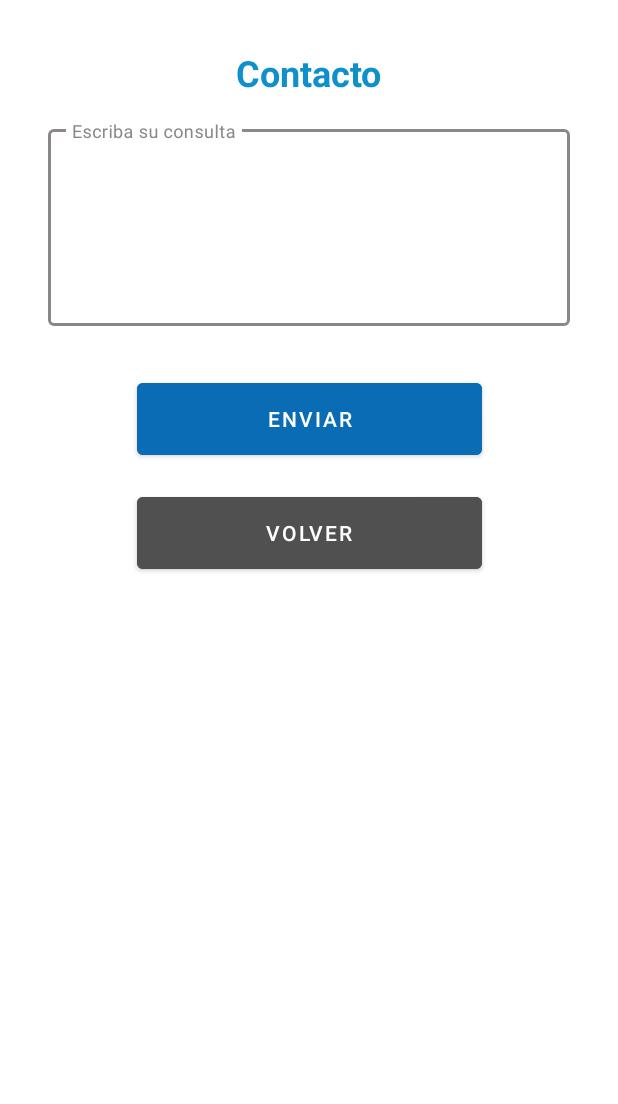
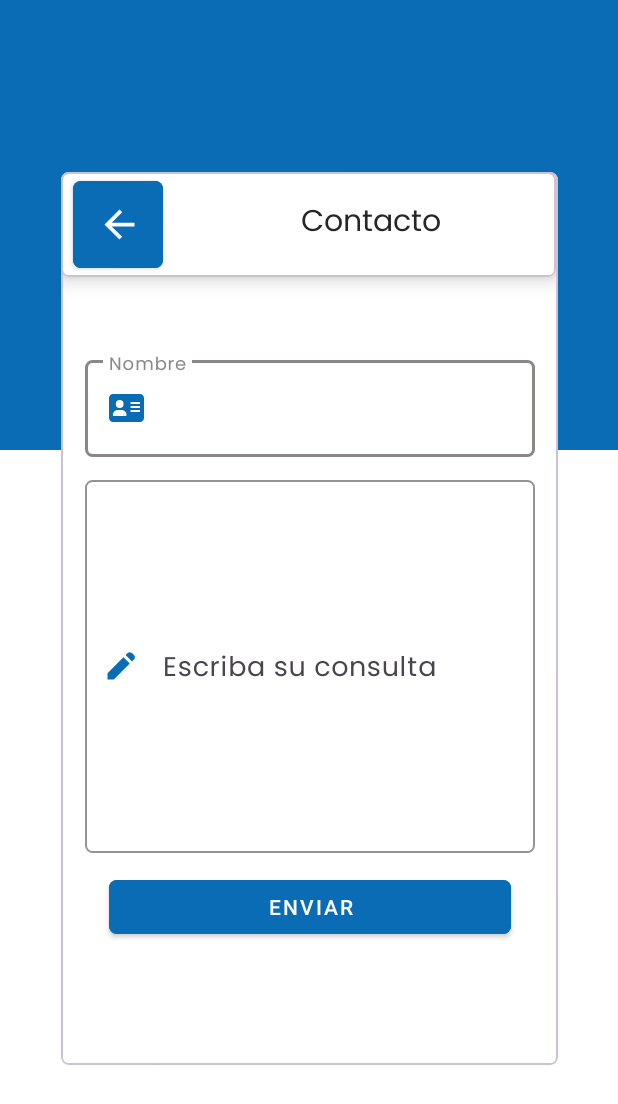
Before and after one commit to vlysi/integrador_ISP4, an Android app: the ContactActivity screen opened directly, with no data from a screen before it, on a phone screen of 412 x 824 dp. Shown: the top 1104 px of the screen. Run offline under Robolectric (Android 15) with nearby library versions, the phone set to English and light mode, and no system bars; libraries missing offline, so code that uses them is left out: cn.pedant.

Commit message:
Estilos contact activity

```diff
--- a/PassKeeper/app/src/main/java/com/rocketteam/passkeeper/ContactActivity.java
+++ b/PassKeeper/app/src/main/java/com/rocketteam/passkeeper/ContactActivity.java
@@ -29,7 +29,7 @@ public class ContactActivity extends AppCompatActivity {
         super.onCreate(savedInstanceState);
         setContentView(R.layout.activity_contact);
         textViewEmail = findViewById(R.id.textViewEmail);
-        textViewContact = findViewById(R.id.textViewContact);
+        textViewContact = findViewById(R.id.contactName);
         editTextQuery = findViewById(R.id.editTextQuery);
         btnSendQuery = findViewById(R.id.btnSendQuery);
         btnBack = findViewById(R.id.btnBack);
@@ -46,8 +46,9 @@ public class ContactActivity extends AppCompatActivity {
             @Override
             public void onClick(View v) {
                 String query = editTextQuery.getText().toString().trim();
+                String name = textViewContact.getText().toString().trim();
                 if (!query.isEmpty()) {
-                    NetworkUtils.sendQuery(userEmail, query, new NetworkUtils.NetworkCallback() {
+                    NetworkUtils.sendQuery(name, userEmail, query, new NetworkUtils.NetworkCallback() {
                         @Override
                         public void onSuccess(String result) {
                             ShowAlertsUtility.mostrarSweetAlert(ContactActivity.this, SweetAlertDialog.SUCCESS_TYPE, "Mensaje enviado", "Mensaje enviado correctamente", sweetAlertDialog -> {
--- a/PassKeeper/app/src/main/java/com/rocketteam/passkeeper/util/NetworkUtils.java
+++ b/PassKeeper/app/src/main/java/com/rocketteam/passkeeper/util/NetworkUtils.java
@@ -81,7 +81,7 @@ public class NetworkUtils {
             }
         });
     }
-    public static void sendQuery(String email, String message, NetworkCallback callback) {
+    public static void sendQuery(String name, String email, String message, NetworkCallback callback) {
         ExecutorService executorService = Executors.newSingleThreadExecutor();
         Handler handler = new Handler(Looper.getMainLooper());
 
@@ -89,7 +89,7 @@ public class NetworkUtils {
             OkHttpClient client = new OkHttpClient();
 
             RequestBody body = new FormBody.Builder()
-                    .add("name", "usuario")
+                    .add("name", name != null ? name : "usuario")
                     .add("last_name", "android")
                     .add("email", email)
                     .add("message", message)
--- a/PassKeeper/app/src/main/res/layout/activity_contact.xml
+++ b/PassKeeper/app/src/main/res/layout/activity_contact.xml
@@ -7,19 +7,78 @@
     android:background="@color/white"
     tools:context=".ContactActivity">
 
-    <TextView
-        android:id="@+id/textViewContact"
+
+<View
+        android:id="@+id/viewBlue"
         android:layout_width="wrap_content"
-        android:layout_height="wrap_content"
-        android:layout_marginTop="32dp"
+        android:layout_height="300dp"
+        android:background="@color/blue"
+        app:layout_constraintBottom_toBottomOf="parent"
+        app:layout_constraintDimensionRatio="1:1"
         app:layout_constraintEnd_toEndOf="parent"
         app:layout_constraintStart_toStartOf="parent"
         app:layout_constraintTop_toTopOf="parent"
+        app:layout_constraintVertical_bias="0" />
+
+    <com.google.android.material.card.MaterialCardView
+        android:id="@+id/cardView"
+        android:layout_width="331dp"
+        android:layout_height="595dp"
+        android:layout_marginStart="16dp"
+        android:layout_marginEnd="16dp"
+        android:backgroundTint="@color/white"
+        app:cardCornerRadius="5dp"
+        app:cardElevation="2dp"
+        app:layout_constraintBottom_toBottomOf="parent"
+        app:layout_constraintEnd_toEndOf="parent"
+        app:layout_constraintStart_toStartOf="parent"
+        app:layout_constraintTop_toTopOf="parent">
+
+        <com.google.android.material.card.MaterialCardView
+            android:id="@+id/cardView2"
+            android:layout_width="330dp"
+            android:layout_height="70dp"
+            android:backgroundTint="@color/white"
+            app:cardCornerRadius="5dp"
+            app:cardElevation="8dp">
+
+            <LinearLayout
+                android:layout_width="match_parent"
+                android:layout_height="wrap_content"
+                android:gravity="center_vertical"
+                android:orientation="horizontal">
+
+                <com.google.android.material.button.MaterialButton
+                    android:id="@+id/btnBack"
+                    style="@style/Widget.MaterialComponents.Button"
+                    android:layout_width="60dp"
+                    android:layout_height="70dp"
+                    android:layout_marginStart="8dp"
+                    android:backgroundTint="@color/blue"
+                    android:contentDescription="@string/regresar_a_la_pantalla_anterior"
+                    android:elevation="12dp"
+                    app:cornerRadius="5dp"
+                    app:icon="@drawable/arrow"
+                    app:iconGravity="start"
+                    app:iconSize="30dp"
+                    app:iconTint="@color/white"
+                    tools:ignore="MissingConstraints" />
+
+                <TextView
+                    android:id="@+id/textTitle2"
+                    android:layout_width="match_parent"
+                    android:layout_height="wrap_content"
+                    android:layout_marginStart="15dp"
+                    android:fontFamily="@font/poppins"
+                    android:gravity="center_horizontal"
+                    android:lines="1"
                     android:text="@string/contacto"
-        android:textColor="#1090cb"
-        android:textSize="24sp"
-        android:textStyle="bold" />
+                    android:textColor="@color/text_accesibility"
+                    android:textSize="20sp" />
+            </LinearLayout>
 
+
+        </com.google.android.material.card.MaterialCardView>
         <TextView
             android:id="@+id/textViewEmail"
             android:layout_width="0dp"
@@ -28,60 +87,104 @@
             android:layout_marginEnd="32dp"
             app:layout_constraintEnd_toEndOf="parent"
             app:layout_constraintStart_toStartOf="parent"
-        app:layout_constraintTop_toBottomOf="@id/textViewContact"
+
             android:textColor="@color/black"
             android:textSize="16sp"
             android:visibility="gone"
             />
+        <LinearLayout
+            android:layout_width="300dp"
+            android:layout_height="450dp"
+            android:layout_marginStart="16dp"
+            android:layout_marginTop="120dp"
+            android:layout_marginEnd="16dp"
+            android:layout_marginBottom="16dp"
+            android:orientation="vertical">
+
+            <!-- Primer campo de entrada -->
+            <com.google.android.material.textfield.TextInputLayout
+                android:id="@+id/textInputLayout"
+                android:layout_width="match_parent"
+                android:layout_height="wrap_content"
+                android:layout_marginBottom="10dp"
+                android:hint="@string/nombre"
+                android:textColor="@color/greyLigth"
+                app:boxCornerRadiusBottomEnd="5dp"
+                app:boxCornerRadiusBottomStart="5dp"
+                app:boxCornerRadiusTopEnd="5dp"
+                app:boxCornerRadiusTopStart="5dp"
+                app:boxStrokeColor="@color/greyLigth"
+                app:hintTextColor="@color/greyLigth"
+                app:startIconContentDescription="nombre icon"
+
+                app:startIconTint="@color/blue">
+
+                <com.google.android.material.textfield.TextInputEditText
+                    android:id="@+id/contactName"
+                    android:layout_width="match_parent"
+                    android:layout_height="wrap_content"
+                    android:drawableStart="@drawable/address_card"
+                    android:drawablePadding="7dp"
+                    android:drawableTint="@color/my_dark_primary"
+                    android:fontFamily="@font/poppins"
+                    android:inputType="text"
+                    android:textColor="@color/black"
+                    android:textSize="18sp"
+                    app:hintTextColor="@color/greyLigth" />
+            </com.google.android.material.textfield.TextInputLayout>
 
             <com.google.android.material.textfield.TextInputLayout
-        android:id="@+id/textInputLayoutQuery"
-        android:layout_width="0dp"
-        android:layout_height="wrap_content"
-        android:layout_marginStart="32dp"
-        android:layout_marginTop="16dp"
-        android:layout_marginEnd="32dp"
-        app:layout_constraintEnd_toEndOf="parent"
-        app:layout_constraintStart_toStartOf="parent"
-        app:layout_constraintTop_toBottomOf="@id/textViewContact"
+                android:id="@+id/textInputLayout5"
+                android:layout_width="match_parent"
+                android:layout_height="254dp"
+
+                android:textColor="@color/greyLigth"
+                app:boxCornerRadiusBottomEnd="5dp"
+                app:boxCornerRadiusBottomStart="5dp"
+                app:boxCornerRadiusTopEnd="5dp"
+                app:boxCornerRadiusTopStart="5dp"
+                app:boxStrokeColor="@color/greyLigth"
                 app:hintTextColor="@color/greyLigth"
-        app:boxStrokeColor="@color/greyLigth"
-        android:hint="@string/consultaHint">
+                app:startIconContentDescription="descripcion icon"
+                app:startIconDrawable="@drawable/descripcion"
+                app:startIconTint="@color/blue">
 
                 <com.google.android.material.textfield.TextInputEditText
                     android:id="@+id/editTextQuery"
                     android:layout_width="match_parent"
-            android:layout_height="wrap_content"
+                    android:layout_height="match_parent"
+                    android:fontFamily="@font/poppins"
+                    android:hint="@string/consultaHint"
                     android:inputType="textMultiLine"
+                    android:lines="5"
                     android:maxLines="6"
                     android:minLines="5"
-            android:textColor="@color/black" />
+                    android:scrollbars="vertical"
+                    android:textColor="@color/black"
+                    android:textSize="18sp"
+                    app:boxStrokeColor="@color/greyLigth"
+                    app:hintTextColor="@color/greyLigth" />
+
             </com.google.android.material.textfield.TextInputLayout>
 
             <com.google.android.material.button.MaterialButton
                 android:id="@+id/btnSendQuery"
                 style="@style/Widget.MaterialComponents.Button"
-        android:layout_width="230dp"
-        android:layout_height="60dp"
-        android:layout_marginTop="32dp"
+                android:layout_width="match_parent"
+                android:layout_height="wrap_content"
+                android:layout_marginStart="16dp"
+                android:layout_marginTop="12dp"
+                android:layout_marginEnd="16dp"
+                android:backgroundTint="@color/blue"
                 android:text="@string/enviar"
-        app:layout_constraintEnd_toEndOf="parent"
-        app:layout_constraintStart_toStartOf="parent"
-        app:layout_constraintTop_toBottomOf="@id/textInputLayoutQuery"
-        android:backgroundTint="@color/blue"
-        android:textColor="@color/white" />
+                android:textColor="@color/white"
+                app:cardElevation="15dp"
+                app:cornerRadius="5dp"
+                tools:ignore="MissingConstraints" />
 
-    <com.google.android.material.button.MaterialButton
-        android:id="@+id/btnBack"
-        style="@style/Widget.MaterialComponents.Button"
-        android:layout_width="230dp"
-        android:layout_height="60dp"
-        android:layout_marginTop="16dp"
-        android:text="@string/atras"
-        app:layout_constraintEnd_toEndOf="parent"
-        app:layout_constraintStart_toStartOf="parent"
-        app:layout_constraintTop_toBottomOf="@id/btnSendQuery"
-        android:backgroundTint="@color/grey"
-        android:textColor="@color/white" />
+        </LinearLayout>
+
+    </com.google.android.material.card.MaterialCardView>
+
 
 </androidx.constraintlayout.widget.ConstraintLayout>
--- a/PassKeeper/app/src/main/res/menu/popup_menu.xml
+++ b/PassKeeper/app/src/main/res/menu/popup_menu.xml
@@ -2,21 +2,21 @@
       xmlns:app="http://schemas.android.com/apk/res-auto">
     <item android:id="@+id/option_1"
           android:title="@string/op1"
-          android:icon="@drawable/address_card"
+
           android:actionMenuTextAppearance="@style/MyMenuItemTextAppearance"/>
     <item android:id="@+id/option_faq"
           android:title="@string/faq"
-          android:icon="@drawable/ic_faq"
+
           android:actionMenuTextAppearance="@style/MyMenuItemTextAppearance"/>
     <item android:id="@+id/option_terms"
         android:title="@string/terms"
-        android:icon="@drawable/circle_exclamation_solid"
+        android:actionMenuTextAppearance="@style/MyMenuItemTextAppearance"/>
     <item android:id="@+id/option_contact"
         android:title="@string/contacto"
-        android:icon="@drawable/ic_faq"
+
         android:actionMenuTextAppearance="@style/MyMenuItemTextAppearance"/>
     <item android:id="@+id/option_2"
           android:title="@string/op2"
-          android:icon="@drawable/right_from_bracket"
+
           android:actionMenuTextAppearance="@style/MyMenuItemTextAppearance"/>
 </menu>
--- a/PassKeeper/app/src/main/res/values/strings.xml
+++ b/PassKeeper/app/src/main/res/values/strings.xml
@@ -46,7 +46,7 @@
     <!--Menu Popup-->
     <string name="op1">Nosotros</string>
     <string name="op2">Cerrar Sesión</string>
-    <string name="faq">FAQ</string>
+
     <string name="terms">Términos y Condiciones</string>
     <string name="faq">Preguntas frecuentes</string>
     <string name="contacto">Contacto</string>
```
Lines whose indentation alone changed are shown as unchanged.
